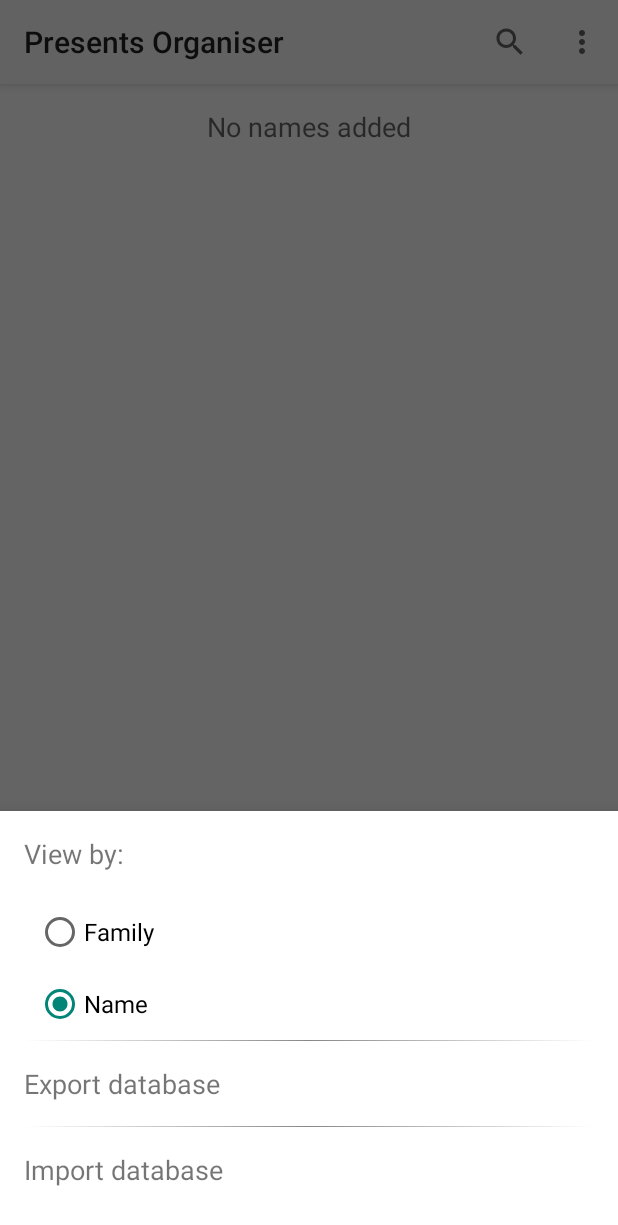
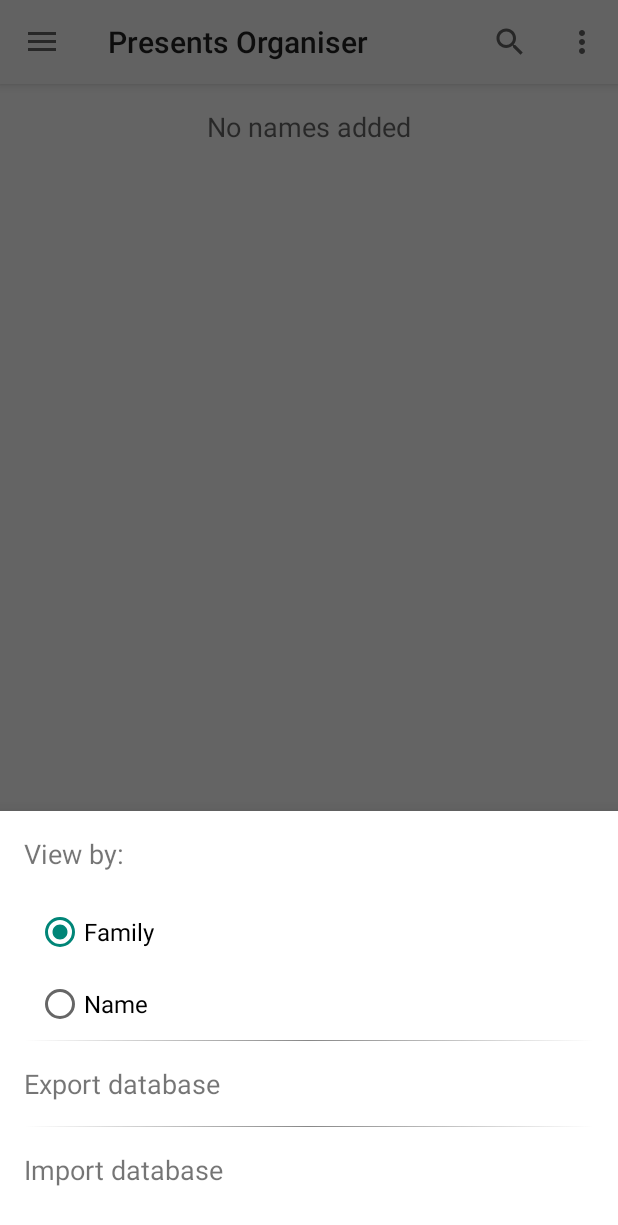
Before and after one commit to martin-walls/PresentsOrganiser, an Android app: the screen it shows after launch (MainActivity), after a tap on "Settings", on a phone screen of 412 x 824 dp. Shown: the top 1225 px of the screen. Run offline under Robolectric (Android 15) with nearby library versions, the phone set to English and light mode, and no system bars.

Commit message:
Implemented unbought presents, nav drawer

```diff
--- a/app/src/main/java/com/martinwalls/presentsorganiser/MainActivity.java
+++ b/app/src/main/java/com/martinwalls/presentsorganiser/MainActivity.java
@@ -14,6 +14,7 @@ import android.support.design.widget.NavigationView;
 import android.support.v4.app.ActivityCompat;
 import android.support.v4.view.GravityCompat;
 import android.support.v4.widget.DrawerLayout;
+import android.support.v7.app.ActionBarDrawerToggle;
 import android.support.v7.app.AlertDialog;
 import android.support.v7.app.AppCompatActivity;
 import android.support.v7.widget.DefaultItemAnimator;
@@ -48,7 +49,8 @@ public class MainActivity extends AppCompatActivity
     // shared preferences sort-by values
     public static final int SORTBY_FAMILY = 1;
     public static final int SORTBY_NAME = 2;
-    private final int SORTBY_DEFAULT = SORTBY_NAME;
+
+    private int SORTBY = SORTBY_FAMILY;
 
     public static final String RECIPIENT_ID = "com.martinwalls.presentsorganiser.RECIPIENT_ID";
     public static final String FAMILY_NAME = "com.martinwalls.presentsorganiser.FAMILY_NAME";
@@ -71,13 +73,10 @@ public class MainActivity extends AppCompatActivity
         recyclerView = findViewById(R.id.recycler_view);
         recyclerView.setEmptyView(findViewById(R.id.empty));
 
-        SharedPreferences sharedPref = getPreferences(Context.MODE_PRIVATE);
-        int sortMode = sharedPref.getInt(getString(R.string.key_sort_names_by), SORTBY_DEFAULT);
-
         familyAdapter = new FamilyAdapter(familyList, this);
         namesAdapter = new NamesAdapter(personList, this);
 
-        // load the names from database
+        // Load data from db
         loadData();
 
         DividerItemDecoration dividerItemDecoration = new DividerItemDecoration(this, R.drawable.divider);
@@ -86,11 +85,6 @@ public class MainActivity extends AppCompatActivity
         RecyclerView.LayoutManager layoutManager = new LinearLayoutManager(this);
         recyclerView.setLayoutManager(layoutManager);
         recyclerView.setItemAnimator(new DefaultItemAnimator());
-        if (sortMode == SORTBY_FAMILY) {
-            recyclerView.setAdapter(familyAdapter);
-        } else {
-            recyclerView.setAdapter(namesAdapter);
-        }
 
         // set up FAB
         FloatingActionButton fab = findViewById(R.id.fab);
@@ -103,14 +97,14 @@ public class MainActivity extends AppCompatActivity
         });
 
         DrawerLayout drawer = findViewById(R.id.drawer_layout);
-        //TODO re-enable when received presents implemented, disabled for now
-//        ActionBarDrawerToggle toggle = new ActionBarDrawerToggle(
-//                this, drawer, toolbar, R.string.navigation_drawer_open, R.string.navigation_drawer_close);
-//        drawer.addDrawerListener(toggle);
-//        toggle.syncState();
+        ActionBarDrawerToggle toggle = new ActionBarDrawerToggle(
+                this, drawer, toolbar, R.string.navigation_drawer_open, R.string.navigation_drawer_close);
+        drawer.addDrawerListener(toggle);
+        toggle.syncState();
 
         NavigationView navigationView = findViewById(R.id.nav_view);
         navigationView.setNavigationItemSelectedListener(this);
+        navigationView.setCheckedItem(R.id.nav_families_view);
 
         checkExternalStoragePermissions();
     }
@@ -182,18 +176,16 @@ public class MainActivity extends AppCompatActivity
         // Handle navigation view item clicks here.
         int id = item.getItemId();
 
-        if (id == R.id.nav_camera) {
-            // Handle the camera action
-        } else if (id == R.id.nav_gallery) {
-
-        } else if (id == R.id.nav_slideshow) {
-
-        } else if (id == R.id.nav_manage) {
-
-        } else if (id == R.id.nav_share) {
-
-        } else if (id == R.id.nav_send) {
-
+        if (id == R.id.nav_families_view) {
+            SORTBY = SORTBY_FAMILY;
+            loadFamilies();
+        } else if (id == R.id.nav_names_view) {
+            SORTBY = SORTBY_NAME;
+            loadNames();
+        } else if (id == R.id.nav_unbought) {
+            showUnboughtPresents();
+        } else if (id == R.id.nav_unsent) {
+            showUnsentPresents();
         }
 
         DrawerLayout drawer = findViewById(R.id.drawer_layout);
@@ -202,9 +194,7 @@ public class MainActivity extends AppCompatActivity
     }
 
     private void loadData() {
-        SharedPreferences sharedPref = getPreferences(Context.MODE_PRIVATE);
-        int sortMode = sharedPref.getInt(getString(R.string.key_sort_names_by), SORTBY_DEFAULT);
-        if (sortMode == SORTBY_FAMILY) {
+        if (SORTBY == SORTBY_FAMILY) {
             loadFamilies();
         } else {
             loadNames();
@@ -274,13 +264,20 @@ public class MainActivity extends AppCompatActivity
         familyAdapter.notifyDataSetChanged();
     }
 
+    private void showUnboughtPresents() {
+        Intent intent = new Intent(this, PresentsActivity.class);
+        intent.putExtra(PresentsActivity.PRESENTS_TO_SHOW, PresentsActivity.UNBOUGHT);
+
+        startActivity(intent);
+    }
+
+    private void showUnsentPresents() {}
+
     private void bottomSettingsDialog() {
         final BottomSheetDialog bottomSheetDialog = new BottomSheetDialog(this);
         View dialogView = getLayoutInflater().inflate(R.layout.dialog_bottom_main, null);
         RadioGroup radioGroup = dialogView.findViewById(R.id.radio_sort_by);
-        SharedPreferences sharedPref = getPreferences(Context.MODE_PRIVATE);
-        int sortMode = sharedPref.getInt(getString(R.string.key_sort_names_by), SORTBY_DEFAULT);
-        switch (sortMode) {
+        switch (SORTBY) {
             case SORTBY_FAMILY:
                 radioGroup.check(R.id.radio_family);
                 break;
--- a/app/src/main/res/layout/activity_main.xml
+++ b/app/src/main/res/layout/activity_main.xml
@@ -19,7 +19,7 @@
         android:layout_height="match_parent"
         android:layout_gravity="start"
         android:fitsSystemWindows="true"
-        app:headerLayout="@layout/nav_header_main"
         app:menu="@menu/activity_main_drawer" />
+        <!--app:headerLayout="@layout/nav_header_main"-->
 
 </android.support.v4.widget.DrawerLayout>
--- a/app/src/main/res/layout/nav_header_main.xml
+++ b/app/src/main/res/layout/nav_header_main.xml
@@ -27,10 +27,4 @@
         android:text="@string/nav_header_title"
         android:textAppearance="@style/TextAppearance.AppCompat.Body1" />
 
-    <TextView
-        android:id="@+id/textView"
-        android:layout_width="wrap_content"
-        android:layout_height="wrap_content"
-        android:text="@string/nav_header_subtitle" />
-
 </LinearLayout>
--- a/app/src/main/res/menu/activity_main_drawer.xml
+++ b/app/src/main/res/menu/activity_main_drawer.xml
@@ -3,35 +3,26 @@
     xmlns:tools="http://schemas.android.com/tools"
     tools:showIn="navigation_view">
 
-    <group android:checkableBehavior="single">
-        <item
-            android:id="@+id/nav_camera"
-            android:icon="@drawable/ic_menu_camera"
-            android:title="Import" />
-        <item
-            android:id="@+id/nav_gallery"
-            android:icon="@drawable/ic_menu_gallery"
-            android:title="Gallery" />
-        <item
-            android:id="@+id/nav_slideshow"
-            android:icon="@drawable/ic_menu_slideshow"
-            android:title="Slideshow" />
-        <item
-            android:id="@+id/nav_manage"
-            android:icon="@drawable/ic_menu_manage"
-            android:title="Tools" />
-    </group>
-
-    <item android:title="Communicate">
+    <item android:title="@string/nav_received_presents">
         <menu>
-            <item
-                android:id="@+id/nav_share"
-                android:icon="@drawable/ic_menu_share"
-                android:title="Share" />
-            <item
-                android:id="@+id/nav_send"
-                android:icon="@drawable/ic_menu_send"
-                android:title="Send" />
+            <group android:checkableBehavior="single">
+                <item
+                    android:id="@+id/nav_families_view"
+                    android:icon="@drawable/round_people_24"
+                    android:title="@string/nav_families_view" />
+                <item
+                    android:id="@+id/nav_names_view"
+                    android:icon="@drawable/round_person_24"
+                    android:title="@string/nav_names_view" />
+                <item
+                    android:id="@+id/nav_unbought"
+                    android:icon="@drawable/round_attach_money_24"
+                    android:title="@string/nav_unbought" />
+                <item
+                    android:id="@+id/nav_unsent"
+                    android:icon="@drawable/round_send_24"
+                    android:title="@string/nav_unsent" />
+                </group>
         </menu>
     </item>
 
--- a/app/src/main/res/values/strings.xml
+++ b/app/src/main/res/values/strings.xml
@@ -1,10 +1,16 @@
 <resources>
 
+    <!-- Navigation drawer -->
     <string name="navigation_drawer_open">Open navigation drawer</string>
     <string name="navigation_drawer_close">Close navigation drawer</string>
-    <string name="nav_header_title">Android Studio</string>
-    <string name="nav_header_subtitle">android.studio@android.com</string>
+    <string name="nav_header_title">Presents Organiser</string>
     <string name="nav_header_desc">Navigation header</string>
+
+    <string name="nav_families_view">Sort by family</string>
+    <string name="nav_names_view">Sort by name</string>
+    <string name="nav_unbought">Unbought presents</string>
+    <string name="nav_unsent">Unsent presents</string>
+    <string name="nav_received_presents">Received presents</string>
 
     <!-- Menu bar icon titles -->
     <string name="action_search">Search</string>
```
Also changed, not shown: app/src/main/java/com/martinwalls/presentsorganiser/PresentsActivity.java (+78 -7 lines), app/src/main/res/layout/content_presents.xml (+18 -0 lines).
